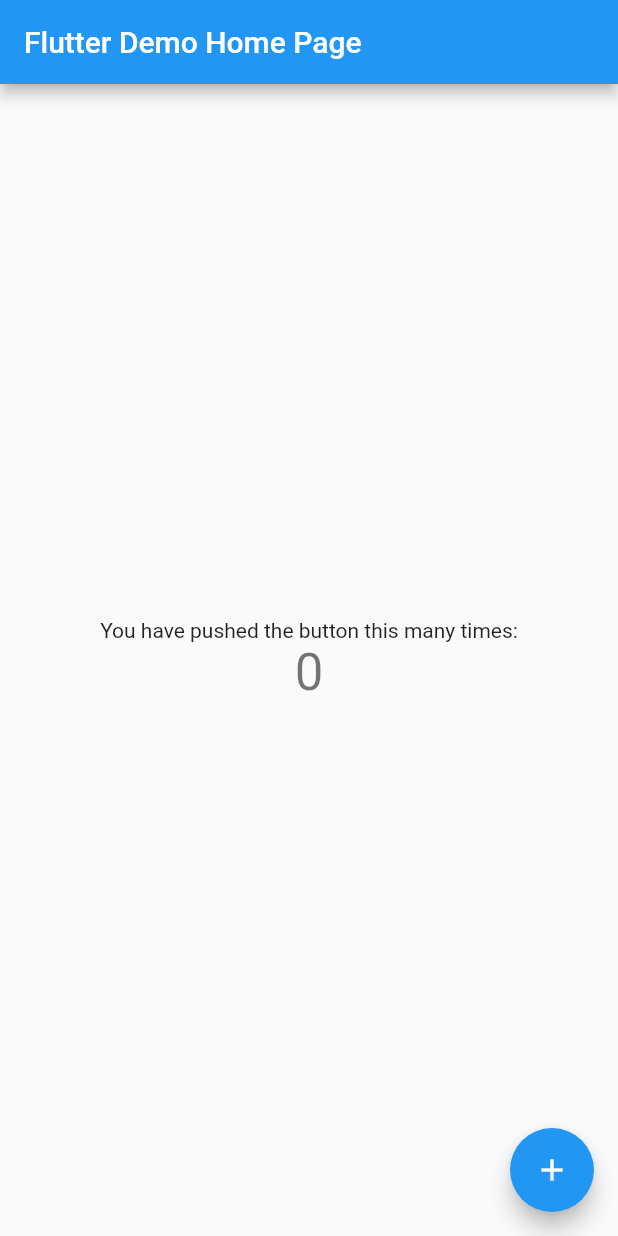
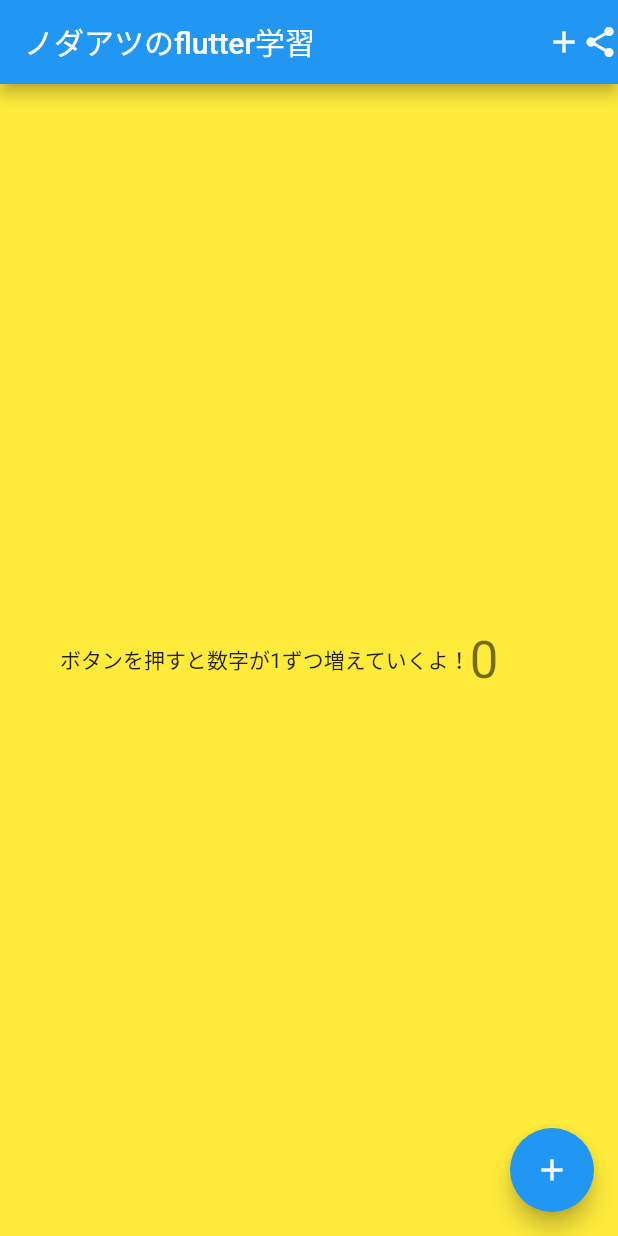
Before and after one commit to atsuki255/first_app, a Flutter app: the screen it shows after launch, on a phone screen of 412 x 824 dp. Run offline on Flutter 3.47's test engine with Material 2 defaults, Android fonts, the phone set to English and light mode, and no system bars.

Commit message:
practice Widget

```diff
--- a/lib/main.dart
+++ b/lib/main.dart
@@ -11,19 +11,8 @@ class MyApp extends StatelessWidget {
     return MaterialApp(
       title: 'Flutter Demo',
       theme: ThemeData(
-        // This is the theme of your application.
-        //
-        // Try running your application with "flutter run". You'll see the
-        // application has a blue toolbar. Then, without quitting the app, try
-        // changing the primarySwatch below to Colors.green and then invoke
-        // "hot reload" (press "r" in the console where you ran "flutter run",
-        // or simply save your changes to "hot reload" in a Flutter IDE).
-        // Notice that the counter didn't reset back to zero; the application
-        // is not restarted.
         primarySwatch: Colors.blue,
-        // This makes the visual density adapt to the platform that you run
-        // the app on. For desktop platforms, the controls will be smaller and
-        // closer together (more dense) than on mobile platforms.
+
         visualDensity: VisualDensity.adaptivePlatformDensity,
       ),
       home: MyHomePage(title: 'Flutter Demo Home Page'),
@@ -34,14 +23,7 @@ class MyApp extends StatelessWidget {
 class MyHomePage extends StatefulWidget {
   MyHomePage({Key key, this.title}) : super(key: key);
 
-  // This widget is the home page of your application. It is stateful, meaning
-  // that it has a State object (defined below) that contains fields that affect
-  // how it looks.
 
-  // This class is the configuration for the state. It holds the values (in this
-  // case the title) provided by the parent (in this case the App widget) and
-  // used by the build method of the State. Fields in a Widget subclass are
-  // always marked "final".
 
   final String title;
 
@@ -54,57 +36,45 @@ class _MyHomePageState extends State<MyHomePage> {
 
   void _incrementCounter() {
     setState(() {
-      // This call to setState tells the Flutter framework that something has
-      // changed in this State, which causes it to rerun the build method below
-      // so that the display can reflect the updated values. If we changed
-      // _counter without calling setState(), then the build method would not be
-      // called again, and so nothing would appear to happen.
+
       _counter++;
     });
   }
 
   @override
   Widget build(BuildContext context) {
-    // This method is rerun every time setState is called, for instance as done
-    // by the _incrementCounter method above.
-    //
-    // The Flutter framework has been optimized to make rerunning build methods
-    // fast, so that you can just rebuild anything that needs updating rather
-    // than having to individually change instances of widgets.
+
     return Scaffold(
       appBar: AppBar(
         // Here we take the value from the MyHomePage object that was created by
         // the App.build method, and use it to set our appbar title.
-        title: Text(widget.title),
+        title: Text("ノダアツのflutter学習"),
+        actions: <Widget> [
+          Icon(Icons.add),
+          Icon(Icons.share)
+        ],
+
       ),
       body: Center(
-        // Center is a layout widget. It takes a single child and positions it
-        // in the middle of the parent.
-        child: Column(
-          // Column is also a layout widget. It takes a list of children and
-          // arranges them vertically. By default, it sizes itself to fit its
-          // children horizontally, and tries to be as tall as its parent.
-          //
-          // Invoke "debug painting" (press "p" in the console, choose the
-          // "Toggle Debug Paint" action from the Flutter Inspector in Android
-          // Studio, or the "Toggle Debug Paint" command in Visual Studio Code)
-          // to see the wireframe for each widget.
-          //
-          // Column has various properties to control how it sizes itself and
-          // how it positions its children. Here we use mainAxisAlignment to
-          // center the children vertically; the main axis here is the vertical
-          // axis because Columns are vertical (the cross axis would be
-          // horizontal).
-          mainAxisAlignment: MainAxisAlignment.center,
+
+        child: Container(
+          height: double.infinity,
+          color: Colors.yellow,
+          child: Padding(
+            padding: const EdgeInsets.all(40.0),
+            child: Row(
+
               children: <Widget>[
                 Text(
-              'You have pushed the button this many times:',
+                  'ボタンを押すと数字が1ずつ増えていくよ！',
                 ),
                 Text(
                   '$_counter',
                   style: Theme.of(context).textTheme.headline4,
                 ),
               ],
+            ),
+          ),
         ),
       ),
       floatingActionButton: FloatingActionButton(
```
Lines whose indentation alone changed are shown as unchanged.
